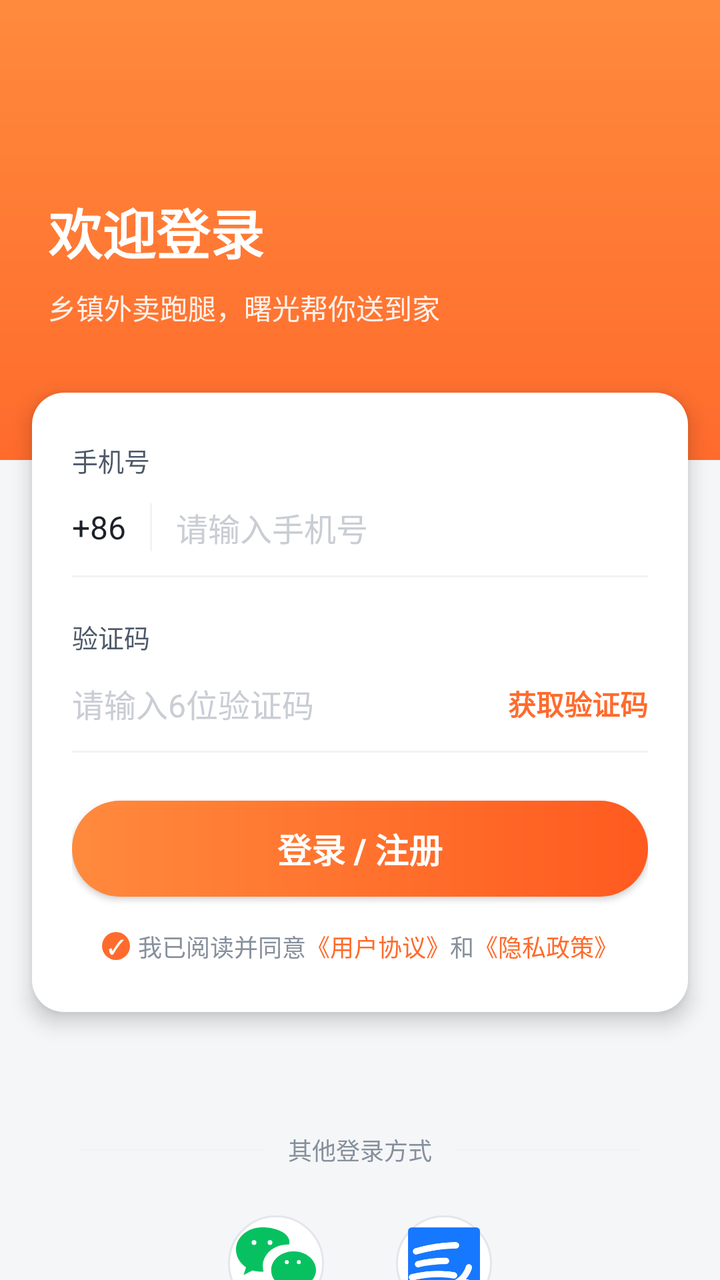
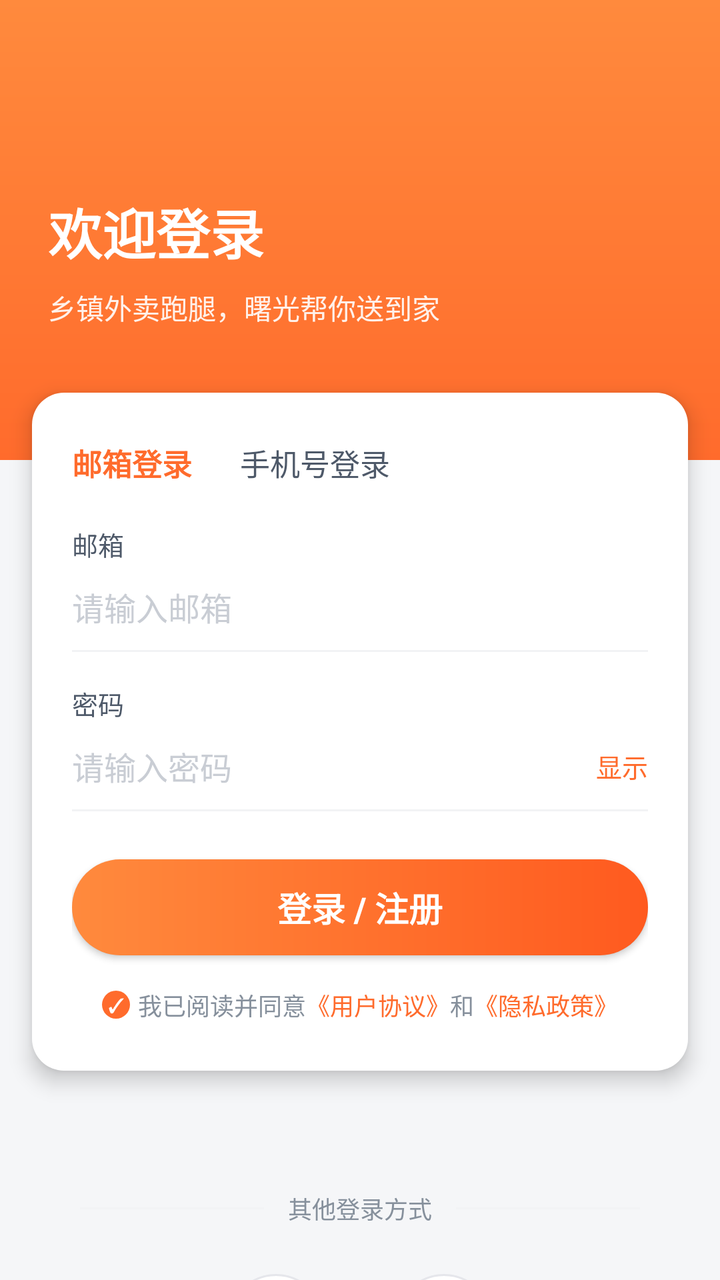

Before-and-after screenshots of an Android layout around one commit, followed by the original layout XML and the change that was made.
<!-- AndroidManifest.xml: application theme Theme.DawnClient -->
<!-- res/layout/activity_login.xml -->
<?xml version="1.0" encoding="utf-8"?>
<ScrollView xmlns:android="http://schemas.android.com/apk/res/android"
    android:layout_width="match_parent"
    android:layout_height="match_parent"
    android:background="@color/bg"
    android:fillViewport="true"
    android:scrollbars="none">

    <LinearLayout
        android:layout_width="match_parent"
        android:layout_height="wrap_content"
        android:orientation="vertical">

        
        <LinearLayout
            android:layout_width="match_parent"
            android:layout_height="230dp"
            android:background="@drawable/bg_home_top"
            android:orientation="vertical"
            android:paddingTop="96dp"
            android:paddingLeft="24dp">

            <TextView
                android:layout_width="wrap_content"
                android:layout_height="wrap_content"
                android:text="欢迎登录"
                android:textColor="@color/white"
                android:textSize="27sp"
                android:textStyle="bold" />

            <TextView
                android:layout_width="wrap_content"
                android:layout_height="wrap_content"
                android:layout_marginTop="8dp"
                android:text="乡镇外卖跑腿，曙光帮你送到家"
                android:textColor="#E6FFFFFF"
                android:textSize="14sp" />
        </LinearLayout>

        
        <LinearLayout
            android:layout_width="match_parent"
            android:layout_height="wrap_content"
            android:layout_marginLeft="16dp"
            android:layout_marginRight="16dp"
            android:layout_marginTop="-34dp"
            android:background="@drawable/bg_card_16"
            android:elevation="6dp"
            android:orientation="vertical"
            android:paddingLeft="20dp"
            android:paddingTop="24dp"
            android:paddingRight="20dp"
            android:paddingBottom="24dp">

            
            <TextView
                android:layout_width="wrap_content"
                android:layout_height="wrap_content"
                android:text="手机号"
                android:textColor="@color/text_secondary"
                android:textSize="13sp" />

            <LinearLayout
                android:layout_width="match_parent"
                android:layout_height="wrap_content"
                android:layout_marginTop="12dp"
                android:gravity="center_vertical"
                android:orientation="horizontal">

                <TextView
                    android:layout_width="wrap_content"
                    android:layout_height="wrap_content"
                    android:paddingRight="12dp"
                    android:text="+86"
                    android:textColor="@color/text_primary"
                    android:textSize="16sp" />

                <View
                    android:layout_width="1dp"
                    android:layout_height="24dp"
                    android:background="@color/divider" />

                <EditText
                    android:id="@+id/etPhone"
                    android:layout_width="0dp"
                    android:layout_height="wrap_content"
                    android:layout_weight="1"
                    android:layout_marginLeft="12dp"
                    android:background="@null"
                    android:hint="请输入手机号"
                    android:importantForAutofill="no"
                    android:inputType="phone"
                    android:maxLength="11"
                    android:textColor="@color/text_primary"
                    android:textColorHint="@color/text_faint"
                    android:textSize="16sp" />
            </LinearLayout>

            <View
                android:layout_width="match_parent"
                android:layout_height="1dp"
                android:layout_marginTop="12dp"
                android:background="@color/divider" />

            
            <TextView
                android:layout_width="wrap_content"
                android:layout_height="wrap_content"
                android:layout_marginTop="20dp"
                android:text="验证码"
                android:textColor="@color/text_secondary"
                android:textSize="13sp" />

            <LinearLayout
                android:layout_width="match_parent"
                android:layout_height="wrap_content"
                android:layout_marginTop="12dp"
                android:gravity="center_vertical"
                android:orientation="horizontal">

                <EditText
                    android:id="@+id/etCode"
                    android:layout_width="0dp"
                    android:layout_height="wrap_content"
                    android:layout_weight="1"
                    android:background="@null"
                    android:hint="请输入6位验证码"
                    android:importantForAutofill="no"
                    android:inputType="number"
                    android:maxLength="6"
                    android:textColor="@color/text_primary"
                    android:textColorHint="@color/text_faint"
                    android:textSize="16sp" />

                <TextView
                    android:id="@+id/btnCode"
                    android:layout_width="wrap_content"
                    android:layout_height="wrap_content"
                    android:layout_marginLeft="14dp"
                    android:paddingLeft="14dp"
                    android:text="获取验证码"
                    android:textColor="@color/primary"
                    android:textSize="14sp"
                    android:textStyle="bold" />
            </LinearLayout>

            <View
                android:layout_width="match_parent"
                android:layout_height="1dp"
                android:layout_marginTop="12dp"
                android:background="@color/divider" />

            
            <Button
                android:id="@+id/btnLogin"
                android:layout_width="match_parent"
                android:layout_height="48dp"
                android:layout_marginTop="24dp"
                android:background="@drawable/bg_btn_grad"
                android:elevation="8dp"
                android:text="登录 / 注册"
                android:textColor="@color/white"
                android:textSize="17sp"
                android:textStyle="bold" />

            
            <LinearLayout
                android:layout_width="match_parent"
                android:layout_height="wrap_content"
                android:layout_marginTop="16dp"
                android:gravity="center"
                android:orientation="horizontal">

                <TextView
                    android:id="@+id/chkAgree"
                    android:layout_width="14dp"
                    android:layout_height="14dp"
                    android:background="@drawable/bg_agreed"
                    android:gravity="center"
                    android:text="✓"
                    android:textColor="@color/white"
                    android:textSize="10sp" />

                <TextView
                    android:layout_width="wrap_content"
                    android:layout_height="wrap_content"
                    android:layout_marginLeft="4dp"
                    android:text="我已阅读并同意"
                    android:textColor="@color/text_tertiary"
                    android:textSize="12sp" />

                <TextView
                    android:id="@+id/tvUserAgreement"
                    android:layout_width="wrap_content"
                    android:layout_height="wrap_content"
                    android:text="《用户协议》"
                    android:textColor="@color/primary"
                    android:textSize="12sp" />

                <TextView
                    android:layout_width="wrap_content"
                    android:layout_height="wrap_content"
                    android:text="和"
                    android:textColor="@color/text_tertiary"
                    android:textSize="12sp" />

                <TextView
                    android:id="@+id/tvPrivacy"
                    android:layout_width="wrap_content"
                    android:layout_height="wrap_content"
                    android:text="《隐私政策》"
                    android:textColor="@color/primary"
                    android:textSize="12sp" />
            </LinearLayout>
        </LinearLayout>

        
        <LinearLayout
            android:layout_width="match_parent"
            android:layout_height="wrap_content"
            android:layout_marginTop="60dp"
            android:orientation="vertical"
            android:paddingLeft="40dp"
            android:paddingRight="40dp">

            <LinearLayout
                android:layout_width="match_parent"
                android:layout_height="wrap_content"
                android:gravity="center_vertical"
                android:orientation="horizontal">

                <View
                    android:layout_width="0dp"
                    android:layout_height="1dp"
                    android:layout_weight="1"
                    android:background="@color/divider" />

                <TextView
                    android:layout_width="wrap_content"
                    android:layout_height="wrap_content"
                    android:paddingLeft="12dp"
                    android:paddingRight="12dp"
                    android:text="其他登录方式"
                    android:textColor="@color/text_tertiary"
                    android:textSize="12sp" />

                <View
                    android:layout_width="0dp"
                    android:layout_height="1dp"
                    android:layout_weight="1"
                    android:background="@color/divider" />
            </LinearLayout>

            <LinearLayout
                android:layout_width="match_parent"
                android:layout_height="wrap_content"
                android:layout_marginTop="24dp"
                android:gravity="center"
                android:orientation="horizontal">

                <ImageView
                    android:id="@+id/btnWechat"
                    android:layout_width="48dp"
                    android:layout_height="48dp"
                    android:background="@drawable/bg_circle_white"
                    android:contentDescription="微信登录"
                    android:src="@drawable/ic_wechat" />

                <ImageView
                    android:id="@+id/btnAlipay"
                    android:layout_width="48dp"
                    android:layout_height="48dp"
                    android:layout_marginLeft="36dp"
                    android:background="@drawable/bg_circle_white"
                    android:contentDescription="支付宝登录"
                    android:src="@drawable/ic_alipay" />
            </LinearLayout>
        </LinearLayout>

        <View
            android:layout_width="match_parent"
            android:layout_height="1dp"
            android:layout_marginTop="40dp" />
    </LinearLayout>
</ScrollView>
<!-- resources referenced by this layout -->
<resources>
  <color name="bg">#F5F6F8</color>
  <color name="divider">#F2F3F5</color>
  <color name="primary">#FF6B2C</color>
  <color name="text_faint">#C9CDD4</color>
  <color name="text_primary">#1D2129</color>
  <color name="text_secondary">#4E5969</color>
  <color name="text_tertiary">#86909C</color>
  <color name="white">#FFFFFF</color>
  <!-- drawable bg_agreed (drawable) -->
  <?xml version="1.0" encoding="utf-8"?>
  <shape xmlns:android="http://schemas.android.com/apk/res/android"
      android:shape="oval">
      <solid android:color="#FF6B2C" />
  </shape>
  <!-- drawable bg_btn_grad (drawable) -->
  <?xml version="1.0" encoding="utf-8"?>
  <shape xmlns:android="http://schemas.android.com/apk/res/android">
      <gradient
          android:angle="0"
          android:endColor="#FF5A1F"
          android:startColor="#FF8A3D" />
      <corners android:radius="24dp" />
  </shape>
  <!-- drawable bg_card_16 (drawable) -->
  <?xml version="1.0" encoding="utf-8"?>
  <shape xmlns:android="http://schemas.android.com/apk/res/android">
      <solid android:color="@color/white" />
      <corners android:radius="16dp" />
  </shape>
  <!-- drawable bg_circle_white (drawable) -->
  <?xml version="1.0" encoding="utf-8"?>
  <shape xmlns:android="http://schemas.android.com/apk/res/android"
      android:shape="oval">
      <solid android:color="#FFFFFF" />
      <stroke
          android:width="1dp"
          android:color="#E5E6EB" />
  </shape>
  <!-- drawable bg_home_top (drawable) -->
  <?xml version="1.0" encoding="utf-8"?>
  <shape xmlns:android="http://schemas.android.com/apk/res/android">
      <gradient
          android:angle="270"
          android:endColor="#FF6B2C"
          android:startColor="#FF8A3D" />
  </shape>
  <!-- drawable ic_alipay (drawable) -->
  <?xml version="1.0" encoding="utf-8"?>
  <vector xmlns:android="http://schemas.android.com/apk/res/android"
      android:width="26dp"
      android:height="26dp"
      android:viewportWidth="24"
      android:viewportHeight="24">
      <path
          android:fillColor="#1677FF"
          android:pathData="M20 3H4a1 1 0 0 0-1 1v16a1 1 0 0 0 1 1h16a1 1 0 0 0 1-1V4a1 1 0 0 0-1-1z" />
      <path
          android:fillColor="@android:color/transparent"
          android:strokeColor="#FFFFFF"
          android:strokeLineCap="round"
          android:strokeLineJoin="round"
          android:strokeWidth="1.6"
          android:pathData="M5 9c3.5-1 7-1.5 10-1.5M5.5 12.2c2.4-.6 4.8-.8 7-.8M4 15.5c4-1 7.5-1 10.5-.5" />
      <path
          android:fillColor="@android:color/transparent"
          android:strokeColor="#FFFFFF"
          android:strokeLineCap="round"
          android:strokeLineJoin="round"
          android:strokeWidth="1.6"
          android:pathData="M19.5 17.5c-1.2-.8-3-1-4.3-.7 1.4-.8 2.6-2.3 3-3.8" />
  </vector>
  <style name="Theme.DawnClient" parent="Theme.AppCompat.Light.NoActionBar">
          <item name="android:windowBackground">@color/bg</item>
          <item name="android:statusBarColor">@android:color/transparent</item>
          <item name="android:navigationBarColor">@android:color/transparent</item>
          <item name="android:windowLightStatusBar">false</item>
          <item name="android:forceDarkAllowed">false</item>
          <item name="colorPrimary">@color/primary</item>
          <item name="colorPrimaryDark">@color/primary_dark</item>
          <item name="colorAccent">@color/primary</item>
      </style>
  <color name="primary_dark">#FF5A1F</color>
  <!-- unchanged entries left out for length: 1 -->
</resources>

<!-- the commit's change to res/layout/activity_login.xml (unified diff, before → after) -->
@@ -53,102 +53,216 @@
             android:paddingBottom="24dp">
 
             
-            <TextView
-                android:layout_width="wrap_content"
-                android:layout_height="wrap_content"
-                android:text="手机号"
-                android:textColor="@color/text_secondary"
-                android:textSize="13sp" />
-
-            <LinearLayout
-                android:layout_width="match_parent"
-                android:layout_height="wrap_content"
-                android:layout_marginTop="12dp"
-                android:gravity="center_vertical"
+            <LinearLayout
+                android:layout_width="match_parent"
+                android:layout_height="wrap_content"
                 android:orientation="horizontal">
 
                 <TextView
-                    android:layout_width="wrap_content"
-                    android:layout_height="wrap_content"
-                    android:paddingRight="12dp"
-                    android:text="+86"
-                    android:textColor="@color/text_primary"
-                    android:textSize="16sp" />
-
-                <View
-                    android:layout_width="1dp"
-                    android:layout_height="24dp"
-                    android:background="@color/divider" />
+                    android:id="@+id/tabEmail"
+                    android:layout_width="wrap_content"
+                    android:layout_height="wrap_content"
+                    android:paddingBottom="8dp"
+                    android:text="邮箱登录"
+                    android:textColor="@color/primary"
+                    android:textSize="15sp"
+                    android:textStyle="bold" />
+
+                <TextView
+                    android:id="@+id/tabPhone"
+                    android:layout_width="wrap_content"
+                    android:layout_height="wrap_content"
+                    android:layout_marginLeft="24dp"
+                    android:paddingBottom="8dp"
+                    android:text="手机号登录"
+                    android:textColor="@color/text_secondary"
+                    android:textSize="15sp" />
+            </LinearLayout>
+
+            
+            <LinearLayout
+                android:id="@+id/emailGroup"
+                android:layout_width="match_parent"
+                android:layout_height="wrap_content"
+                android:orientation="vertical">
+
+                <TextView
+                    android:layout_width="wrap_content"
+                    android:layout_height="wrap_content"
+                    android:layout_marginTop="12dp"
+                    android:text="邮箱"
+                    android:textColor="@color/text_secondary"
+                    android:textSize="13sp" />
 
                 <EditText
-                    android:id="@+id/etPhone"
-                    android:layout_width="0dp"
-                    android:layout_height="wrap_content"
-                    android:layout_weight="1"
-                    android:layout_marginLeft="12dp"
+                    android:id="@+id/etEmail"
+                    android:layout_width="match_parent"
+                    android:layout_height="wrap_content"
+                    android:layout_marginTop="10dp"
                     android:background="@null"
-                    android:hint="请输入手机号"
+                    android:hint="请输入邮箱"
                     android:importantForAutofill="no"
-                    android:inputType="phone"
-                    android:maxLength="11"
+                    android:inputType="textEmailAddress"
                     android:textColor="@color/text_primary"
                     android:textColorHint="@color/text_faint"
                     android:textSize="16sp" />
-            </LinearLayout>
-
-            <View
-                android:layout_width="match_parent"
-                android:layout_height="1dp"
-                android:layout_marginTop="12dp"
-                android:background="@color/divider" />
-
-            
-            <TextView
-                android:layout_width="wrap_content"
-                android:layout_height="wrap_content"
-                android:layout_marginTop="20dp"
-                android:text="验证码"
-                android:textColor="@color/text_secondary"
-                android:textSize="13sp" />
-
-            <LinearLayout
-                android:layout_width="match_parent"
-                android:layout_height="wrap_content"
-                android:layout_marginTop="12dp"
-                android:gravity="center_vertical"
-                android:orientation="horizontal">
-
-                <EditText
-                    android:id="@+id/etCode"
-                    android:layout_width="0dp"
-                    android:layout_height="wrap_content"
-                    android:layout_weight="1"
-                    android:background="@null"
-                    android:hint="请输入6位验证码"
-                    android:importantForAutofill="no"
-                    android:inputType="number"
-                    android:maxLength="6"
-                    android:textColor="@color/text_primary"
-                    android:textColorHint="@color/text_faint"
-                    android:textSize="16sp" />
-
-                <TextView
-                    android:id="@+id/btnCode"
-                    android:layout_width="wrap_content"
-                    android:layout_height="wrap_content"
-                    android:layout_marginLeft="14dp"
-                    android:paddingLeft="14dp"
-                    android:text="获取验证码"
-                    android:textColor="@color/primary"
-                    android:textSize="14sp"
-                    android:textStyle="bold" />
-            </LinearLayout>
-
-            <View
-                android:layout_width="match_parent"
-                android:layout_height="1dp"
-                android:layout_marginTop="12dp"
-                android:background="@color/divider" />
+
+                <View
+                    android:layout_width="match_parent"
+                    android:layout_height="1dp"
+                    android:layout_marginTop="10dp"
+                    android:background="@color/divider" />
+
+                <TextView
+                    android:layout_width="wrap_content"
+                    android:layout_height="wrap_content"
+                    android:layout_marginTop="16dp"
+                    android:text="密码"
+                    android:textColor="@color/text_secondary"
+                    android:textSize="13sp" />
+
+                <LinearLayout
+                    android:layout_width="match_parent"
+                    android:layout_height="wrap_content"
+                    android:layout_marginTop="10dp"
+                    android:gravity="center_vertical"
+                    android:orientation="horizontal">
+
+                    <EditText
+                        android:id="@+id/etPassword"
+                        android:layout_width="0dp"
+                        android:layout_height="wrap_content"
+                        android:layout_weight="1"
+                        android:background="@null"
+                        android:hint="请输入密码"
+                        android:importantForAutofill="no"
+                        android:inputType="textPassword"
+                        android:textColor="@color/text_primary"
+                        android:textColorHint="@color/text_faint"
+                        android:textSize="16sp" />
+
+                    <TextView
+                        android:id="@+id/btnTogglePassword"
+                        android:layout_width="wrap_content"
+                        android:layout_height="wrap_content"
+                        android:paddingLeft="12dp"
+                        android:text="显示"
+                        android:textColor="@color/primary"
+                        android:textSize="13sp" />
+                </LinearLayout>
+
+                <View
+                    android:layout_width="match_parent"
+                    android:layout_height="1dp"
+                    android:layout_marginTop="10dp"
+                    android:background="@color/divider" />
+            </LinearLayout>
+
+            
+            <LinearLayout
+                android:id="@+id/phoneGroup"
+                android:layout_width="match_parent"
+                android:layout_height="wrap_content"
+                android:orientation="vertical"
+                android:visibility="gone">
+
+                <TextView
+                    android:layout_width="wrap_content"
+                    android:layout_height="wrap_content"
+                    android:layout_marginTop="12dp"
+                    android:text="手机号"
+                    android:textColor="@color/text_secondary"
+                    android:textSize="13sp" />
+
+                <LinearLayout
+                    android:layout_width="match_parent"
+                    android:layout_height="wrap_content"
+                    android:layout_marginTop="12dp"
+                    android:gravity="center_vertical"
+                    android:orientation="horizontal">
+
+                    <TextView
+                        android:layout_width="wrap_content"
+                        android:layout_height="wrap_content"
+                        android:paddingRight="12dp"
+                        android:text="+86"
+                        android:textColor="@color/text_primary"
+                        android:textSize="16sp" />
+
+                    <View
+                        android:layout_width="1dp"
+                        android:layout_height="24dp"
+                        android:background="@color/divider" />
+
+                    <EditText
+                        android:id="@+id/etPhone"
+                        android:layout_width="0dp"
+                        android:layout_height="wrap_content"
+                        android:layout_weight="1"
+                        android:layout_marginLeft="12dp"
+                        android:background="@null"
+                        android:hint="请输入手机号"
+                        android:importantForAutofill="no"
+                        android:inputType="phone"
+                        android:maxLength="11"
+                        android:textColor="@color/text_primary"
+                        android:textColorHint="@color/text_faint"
+                        android:textSize="16sp" />
+                </LinearLayout>
+
+                <View
+                    android:layout_width="match_parent"
+                    android:layout_height="1dp"
+                    android:layout_marginTop="12dp"
+                    android:background="@color/divider" />
+
+                <TextView
+                    android:layout_width="wrap_content"
+                    android:layout_height="wrap_content"
+                    android:layout_marginTop="20dp"
+                    android:text="验证码"
+                    android:textColor="@color/text_secondary"
+                    android:textSize="13sp" />
+
+                <LinearLayout
+                    android:layout_width="match_parent"
+                    android:layout_height="wrap_content"
+                    android:layout_marginTop="12dp"
+                    android:gravity="center_vertical"
+                    android:orientation="horizontal">
+
+                    <EditText
+                        android:id="@+id/etCode"
+                        android:layout_width="0dp"
+                        android:layout_height="wrap_content"
+                        android:layout_weight="1"
+                        android:background="@null"
+                        android:hint="请输入6位验证码"
+                        android:importantForAutofill="no"
+                        android:inputType="number"
+                        android:maxLength="6"
+                        android:textColor="@color/text_primary"
+                        android:textColorHint="@color/text_faint"
+                        android:textSize="16sp" />
+
+                    <TextView
+                        android:id="@+id/btnCode"
+                        android:layout_width="wrap_content"
+                        android:layout_height="wrap_content"
+                        android:layout_marginLeft="14dp"
+                        android:paddingLeft="14dp"
+                        android:text="获取验证码"
+                        android:textColor="@color/primary"
+                        android:textSize="14sp"
+                        android:textStyle="bold" />
+                </LinearLayout>
+
+                <View
+                    android:layout_width="match_parent"
+                    android:layout_height="1dp"
+                    android:layout_marginTop="12dp"
+                    android:background="@color/divider" />
+            </LinearLayout>
 
             
             <Button
